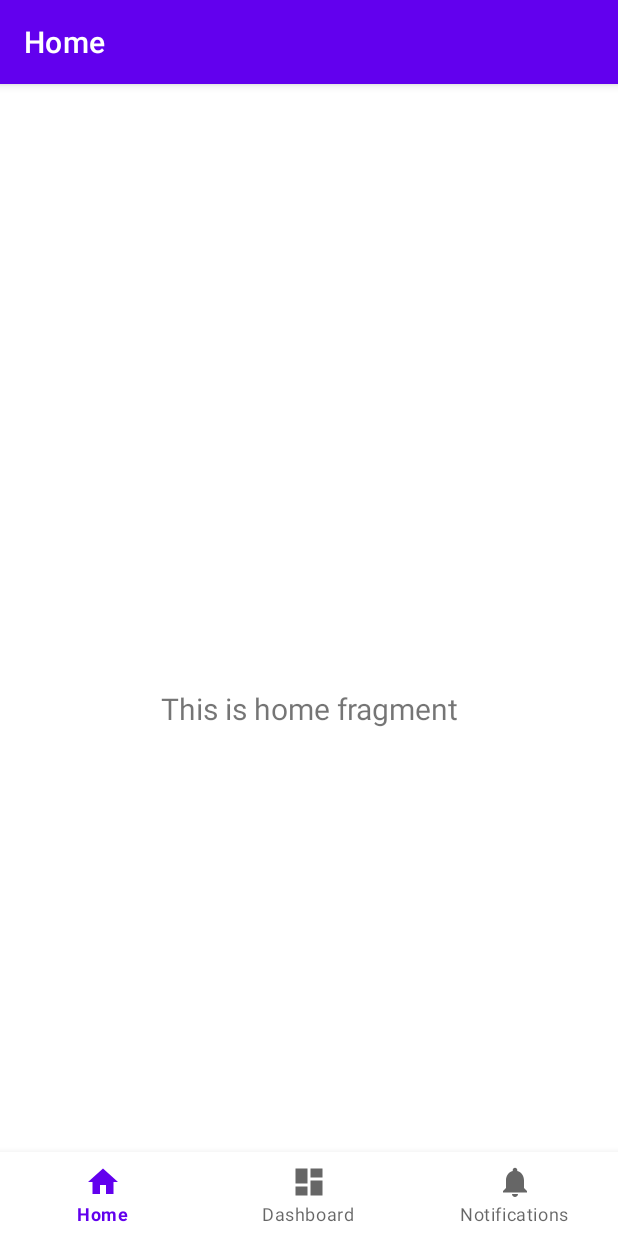
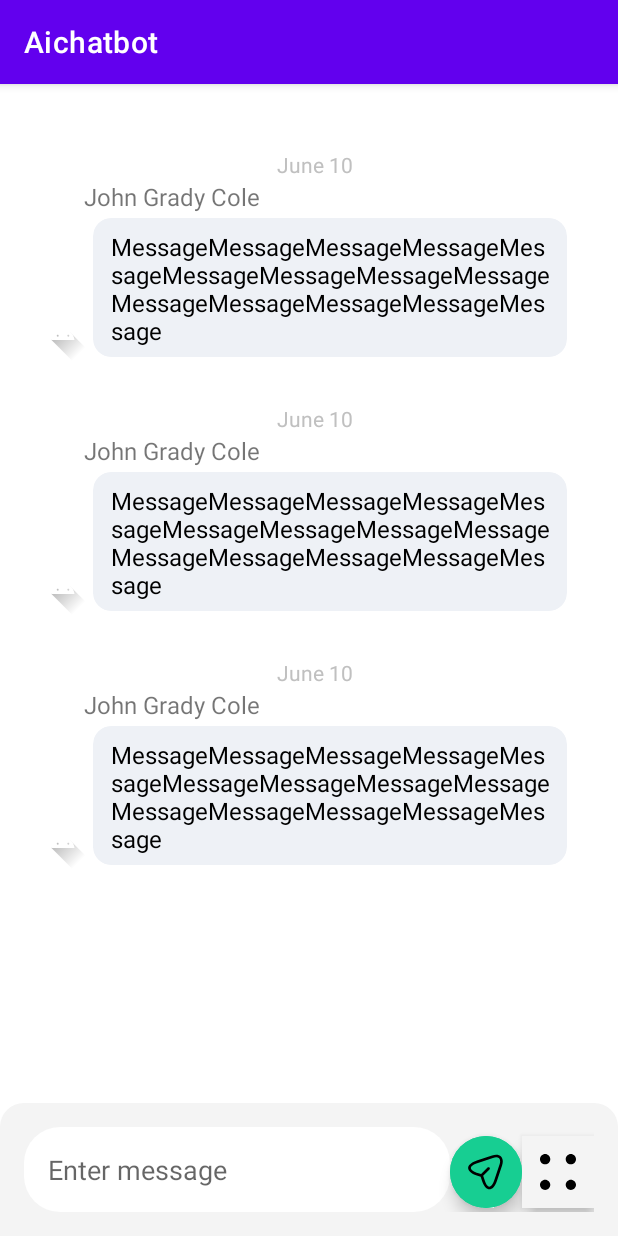
Before and after one commit to liang-zhihao/ai-chatbot, an Android app: the screen it shows after launch (MainActivity before the commit, MessageActivity after it), on a phone screen of 412 x 824 dp. Run offline under Robolectric (Android 15) with nearby library versions, the phone set to English and light mode, and no system bars; libraries missing offline, so code that uses them is left out: io.noties.markwon, org.commonmark.node; 4 statements that could not run were skipped.

Commit message:
feat: add chat interface initially

```diff
--- a/Aichatbot/app/src/main/java/com/unimelb/aichatbot/MainActivity.java
+++ b/Aichatbot/app/src/main/java/com/unimelb/aichatbot/MainActivity.java
@@ -21,17 +21,17 @@ public class MainActivity extends AppCompatActivity {
         super.onCreate(savedInstanceState);
 
         binding = ActivityMainBinding.inflate(getLayoutInflater());
-        setContentView(binding.getRoot());
-
-        BottomNavigationView navView = findViewById(R.id.nav_view);
-        // Passing each menu ID as a set of Ids because each
-        // menu should be considered as top level destinations.
-        AppBarConfiguration appBarConfiguration = new AppBarConfiguration.Builder(
-                R.id.navigation_home, R.id.navigation_dashboard, R.id.navigation_notifications)
-                .build();
-        NavController navController = Navigation.findNavController(this, R.id.nav_host_fragment_activity_main);
-        NavigationUI.setupActionBarWithNavController(this, navController, appBarConfiguration);
-        NavigationUI.setupWithNavController(binding.navView, navController);
+//        setContentView(binding.getRoot());
+        setContentView(R.layout.layout_chat_box);
+//        BottomNavigationView navView = findViewById(R.id.nav_view);
+//        // Passing each menu ID as a set of Ids because each
+//        // menu should be considered as top level destinations.
+//        AppBarConfiguration appBarConfiguration = new AppBarConfiguration.Builder(
+//                R.id.navigation_home, R.id.navigation_dashboard, R.id.navigation_notifications)
+//                .build();
+//        NavController navController = Navigation.findNavController(this, R.id.nav_host_fragment_activity_main);
+//        NavigationUI.setupActionBarWithNavController(this, navController, appBarConfiguration);
+//        NavigationUI.setupWithNavController(binding.navView, navController);
     }
 
 }
--- /dev/null
+++ b/Aichatbot/app/src/main/java/com/unimelb/aichatbot/MessageActivity.java
@@ -0,0 +1,80 @@
+package com.unimelb.aichatbot;
+
+import android.os.Bundle;
+import android.text.Spanned;
+import android.view.View;
+import android.widget.EditText;
+import androidx.appcompat.app.AppCompatActivity;
+import androidx.recyclerview.widget.LinearLayoutManager;
+import androidx.recyclerview.widget.RecyclerView;
+import com.google.android.material.button.MaterialButton;
+
+import org.commonmark.node.Node;
+
+import java.util.ArrayList;
+import java.util.List;
+
+import io.noties.markwon.Markwon;
+
+public class MessageActivity extends AppCompatActivity {
+
+    // Define views as member variables
+    private RecyclerView messageRecyclerView;
+    private EditText messageEditText;
+    private MaterialButton sendMessageButton;
+    private MaterialButton groupButton;
+
+    @Override
+    protected void onCreate(Bundle savedInstanceState) {
+        super.onCreate(savedInstanceState);
+        setContentView(R.layout.layout_chat_box);  // Change with your actual layout file name
+
+        // Initialize views using findViewById
+        messageRecyclerView = findViewById(R.id.message_recycler_view);
+        messageEditText = findViewById(R.id.message_edit_text);
+        sendMessageButton = findViewById(R.id.send_message_button);
+        groupButton = findViewById(R.id.message_more_options_button);
+
+
+        List<MessageAdapter.Message> messages = new ArrayList<>();
+
+
+
+        messages.add(new MessageAdapter.Message("June 11", "John Doe", "**Hello there!**", "9:00"));
+        messages.add(new MessageAdapter.Message("June 10", "John Grady Cole", "Message Text 1", "8:00"));
+        messages.add(new MessageAdapter.Message("June 11", "John Doe", "Message Text 2", "9:00"));
+
+// Add more messages as needed
+        MessageAdapter messageAdapter = new MessageAdapter(this, messages);
+        messageRecyclerView.setAdapter(messageAdapter);
+        messageRecyclerView.setLayoutManager(new LinearLayoutManager(this));
+
+
+        // Setting up RecyclerView (You will need to set up an adapter for it)
+        // messageRecyclerView.setAdapter(yourAdapter);
+        // messageRecyclerView.setLayoutManager(new LinearLayoutManager(this));
+
+        // Setting click listener for the send message button
+        sendMessageButton.setOnClickListener(new View.OnClickListener() {
+            @Override
+            public void onClick(View v) {
+                // Handle send button click event here
+                // For instance, you might want to send the message from the EditText to your backend or database
+                String message = messageEditText.getText().toString();
+                if (!message.isEmpty()) {
+                    // Your message sending logic here
+                    messageEditText.setText("");  // Clear the EditText after sending
+                }
+            }
+        });
+
+        // Setting click listener for the group button
+        groupButton.setOnClickListener(new View.OnClickListener() {
+            @Override
+            public void onClick(View v) {
+                // Handle group button click event here
+                // Perhaps you want to open a group chat or show group options
+            }
+        });
+    }
+}
--- /dev/null
+++ b/Aichatbot/app/src/main/java/com/unimelb/aichatbot/MessageAdapter.java
@@ -0,0 +1,111 @@
+package com.unimelb.aichatbot;
+
+import android.content.Context;
+import android.view.LayoutInflater;
+import android.view.View;
+import android.view.ViewGroup;
+import android.widget.ImageView;
+import android.widget.TextView;
+import androidx.annotation.NonNull;
+import androidx.cardview.widget.CardView;
+import androidx.recyclerview.widget.RecyclerView;
+import java.util.List;
+
+import io.noties.markwon.Markwon;
+
+public class MessageAdapter extends RecyclerView.Adapter<MessageAdapter.MessageViewHolder> {
+
+    private List<Message> messageList;
+    private Context context;
+
+    // Constructor to initialize the message list and context
+    public MessageAdapter(Context context, List<Message> messageList) {
+        this.context = context;
+        this.messageList = messageList;
+    }
+
+    @NonNull
+    @Override
+    public MessageViewHolder onCreateViewHolder(@NonNull ViewGroup parent, int viewType) {
+        View view = LayoutInflater.from(context).inflate(R.layout.layout_message_box, parent, false);
+        return new MessageViewHolder(view);
+    }
+
+    @Override
+    public void onBindViewHolder(@NonNull MessageViewHolder holder, int position) {
+        Message message = messageList.get(position);
+// obtain an instance of Markwon
+        final Markwon markwon = Markwon.create(context);
+
+// set markdown
+        markwon.setMarkdown(holder.dateTextView, message.getDate());
+        markwon.setMarkdown(holder.userNameTextView, message.getUserName());
+        markwon.setMarkdown(holder.messageTextView, message.getMessageText());
+//        markwon.setMarkdown(holder.timestampTextView, message.getTimestamp());
+//        holder.userNameTextView.setText(message.getUserName());
+//        holder.messageTextView.setText(message.getMessageText());
+        // Set image resource if you have one
+        // holder.profileImageView.setImageResource(message.getImageResource());
+    }
+
+    @Override
+    public int getItemCount() {
+        return messageList.size();
+    }
+
+    static class MessageViewHolder extends RecyclerView.ViewHolder {
+
+        TextView dateTextView;
+        ImageView profileImageView;
+        TextView userNameTextView;
+        CardView messageCardView;
+        TextView messageTextView;
+
+        public MessageViewHolder(@NonNull View itemView) {
+            super(itemView);
+
+            dateTextView = itemView.findViewById(R.id.text_gchat_date_other);
+            profileImageView = itemView.findViewById(R.id.image_gchat_profile_other);
+            userNameTextView = itemView.findViewById(R.id.text_gchat_user_other);
+            messageCardView = itemView.findViewById(R.id.card_gchat_message_other);
+            messageTextView = itemView.findViewById(R.id.text_gchat_message_other);
+        }
+    }
+
+    // Create a Message class to hold the data for each message
+    public static class Message {
+        private String date;
+        private String userName;
+        private String messageText;
+        private String timestamp;
+        // private int imageResource; // If you have an image resource
+
+        public Message(String date, String userName, String messageText, String timestamp/*, int imageResource*/) {
+            this.date = date;
+            this.userName = userName;
+            this.messageText = messageText;
+            this.timestamp = timestamp;
+            // this.imageResource = imageResource;
+        }
+
+        public String getDate() {
+            return date;
+        }
+
+        public String getUserName() {
+            return userName;
+        }
+
+        public String getMessageText() {
+            return messageText;
+        }
+
+        public String getTimestamp() {
+            return timestamp;
+        }
+
+        // public int getImageResource() {
+        //     return imageResource;
+        // }
+    }
+}
--- /dev/null
+++ b/Aichatbot/app/src/main/res/drawable/ic_group.xml
@@ -0,0 +1,4 @@
+<vector android:height="24dp" android:viewportHeight="14"
+    android:viewportWidth="14" android:width="24dp" xmlns:android="http://schemas.android.com/apk/res/android">
+    <path android:fillColor="#000000" android:fillType="evenOdd" android:pathData="M0,2C0,0.9 0.9,0 2,0C3.1,0 4,0.9 4,2C4,3.1 3.1,4 2,4C0.9,4 0,3.1 0,2ZM10,2C10,0.9 10.9,0 12,0C13.1,0 14,0.9 14,2C14,3.1 13.1,4 12,4C10.9,4 10,3.1 10,2ZM2,10C0.9,10 0,10.9 0,12C0,13.1 0.9,14 2,14C3.1,14 4,13.1 4,12C4,10.9 3.1,10 2,10ZM10,12C10,10.9 10.9,10 12,10C13.1,10 14,10.9 14,12C14,13.1 13.1,14 12,14C10.9,14 10,13.1 10,12Z"/>
+</vector>
--- /dev/null
+++ b/Aichatbot/app/src/main/res/drawable/ic_launcher_foreground.xml
@@ -0,0 +1,30 @@
+<vector xmlns:android="http://schemas.android.com/apk/res/android"
+    xmlns:aapt="http://schemas.android.com/aapt"
+    android:width="108dp"
+    android:height="108dp"
+    android:viewportWidth="108"
+    android:viewportHeight="108">
+    <path android:pathData="M31,63.928c0,0 6.4,-11 12.1,-13.1c7.2,-2.6 26,-1.4 26,-1.4l38.1,38.1L107,108.928l-32,-1L31,63.928z">
+        <aapt:attr name="android:fillColor">
+            <gradient
+                android:endX="85.84757"
+                android:endY="92.4963"
+                android:startX="42.9492"
+                android:startY="49.59793"
+                android:type="linear">
+                <item
+                    android:color="#44000000"
+                    android:offset="0.0" />
+                <item
+                    android:color="#00000000"
+                    android:offset="1.0" />
+            </gradient>
+        </aapt:attr>
+    </path>
+    <path
+        android:fillColor="#FFFFFF"
+        android:fillType="nonZero"
+        android:pathData="M65.3,45.828l3.8,-6.6c0.2,-0.4 0.1,-0.9 -0.3,-1.1c-0.4,-0.2 -0.9,-0.1 -1.1,0.3l-3.9,6.7c-6.3,-2.8 -13.4,-2.8 -19.7,0l-3.9,-6.7c-0.2,-0.4 -0.7,-0.5 -1.1,-0.3C38.8,38.328 38.7,38.828 38.9,39.228l3.8,6.6C36.2,49.428 31.7,56.028 31,63.928h46C76.3,56.028 71.8,49.428 65.3,45.828zM43.4,57.328c-0.8,0 -1.5,-0.5 -1.8,-1.2c-0.3,-0.7 -0.1,-1.5 0.4,-2.1c0.5,-0.5 1.4,-0.7 2.1,-0.4c0.7,0.3 1.2,1 1.2,1.8C45.3,56.528 44.5,57.328 43.4,57.328L43.4,57.328zM64.6,57.328c-0.8,0 -1.5,-0.5 -1.8,-1.2s-0.1,-1.5 0.4,-2.1c0.5,-0.5 1.4,-0.7 2.1,-0.4c0.7,0.3 1.2,1 1.2,1.8C66.5,56.528 65.6,57.328 64.6,57.328L64.6,57.328z"
+        android:strokeWidth="1"
+        android:strokeColor="#00000000" />
+</vector>
--- /dev/null
+++ b/Aichatbot/app/src/main/res/drawable/ic_send_btn_24dp.xml
@@ -0,0 +1,4 @@
+<vector android:height="24dp" android:viewportHeight="20"
+    android:viewportWidth="20" android:width="24dp" xmlns:android="http://schemas.android.com/apk/res/android">
+    <path android:fillColor="#000000" android:fillType="evenOdd" android:pathData="M4.875,3.607L4.612,3.697C-1.517,5.859 -1.43,9.852 4.876,11.95L7.038,12.671L7.761,14.836C9.888,21.23 13.976,21.23 16.104,14.835L18.934,6.344C20.389,1.946 17.759,-0.687 13.365,0.777L4.875,3.607ZM17.574,5.674L17.511,5.871L14.681,14.361C14.546,14.767 14.408,15.139 14.267,15.479L14.097,15.872C12.757,18.821 11.203,18.883 9.853,16.056L9.682,15.68C9.54,15.353 9.401,14.993 9.265,14.601L8.431,12.101L11.933,8.588L12.006,8.504C12.223,8.21 12.199,7.793 11.932,7.528C11.639,7.235 11.164,7.236 10.871,7.529L7.291,11.119L7.254,11.162L5.35,10.527C4.944,10.392 4.572,10.254 4.232,10.114L3.839,9.944C0.576,8.462 0.848,6.723 4.656,5.277L5.111,5.112L13.84,2.2C16.993,1.149 18.514,2.584 17.574,5.674Z"/>
+</vector>
--- /dev/null
+++ b/Aichatbot/app/src/main/res/drawable/message_box_layout_background.xml
@@ -0,0 +1,14 @@
+<?xml version="1.0" encoding="utf-8"?>
+<layer-list xmlns:android="http://schemas.android.com/apk/res/android">
+    <item>
+        <shape
+            android:shape="rectangle">
+            <solid android:color="@color/cultured" />
+            <corners
+                android:topLeftRadius="16dp"
+                android:topRightRadius="16dp"
+                android:bottomLeftRadius="0dp"
+                android:bottomRightRadius="0dp" />
+        </shape>
+    </item>
+</layer-list>
--- /dev/null
+++ b/Aichatbot/app/src/main/res/drawable/oval_edittext_background.xml
@@ -0,0 +1,10 @@
+<?xml version="1.0" encoding="utf-8"?>
+<selector xmlns:android="http://schemas.android.com/apk/res/android">
+    <item>
+        <shape android:shape="rectangle">
+            <solid android:color="@android:color/white" />
+            <corners android:radius="24dp" />
+        </shape>
+    </item>
+</selector>
+<!-- Compare this snippet from app\src\main\res\drawable\oval_edittext_background.xml: -->
--- /dev/null
+++ b/Aichatbot/app/src/main/res/drawable/rectangle.xml
@@ -0,0 +1,2 @@
+<?xml version="1.0" encoding="utf-8"?>
+<vector xmlns:android="http://schemas.android.com/apk/res/android" />
--- /dev/null
+++ b/Aichatbot/app/src/main/res/drawable/send_button_background.xml
@@ -0,0 +1,10 @@
+<?xml version="1.0" encoding="utf-8"?>
+<selector xmlns:android="http://schemas.android.com/apk/res/android">
+    <item>
+        <shape android:shape="oval">
+            <solid android:color="@android:color/white" />
+            <corners android:radius="90dp" />
+
+        </shape>
+    </item>
+</selector>
--- /dev/null
+++ b/Aichatbot/app/src/main/res/layout/layout_chat_box.xml
@@ -0,0 +1,63 @@
+<?xml version="1.0" encoding="utf-8"?>
+<androidx.constraintlayout.widget.ConstraintLayout xmlns:android="http://schemas.android.com/apk/res/android"
+    xmlns:app="http://schemas.android.com/apk/res-auto"
+    xmlns:tools="http://schemas.android.com/tools"
+    android:layout_width="match_parent"
+    android:layout_height="match_parent">
+
+    <!-- RecyclerView to display a list of messages or other content -->
+    <androidx.recyclerview.widget.RecyclerView
+        android:id="@+id/message_recycler_view"
+        android:layout_width="match_parent"
+        android:layout_height="0dp"
+        android:padding="16dp"
+        app:layout_constraintBottom_toTopOf="@+id/message_input_layout"
+        app:layout_constraintStart_toStartOf="parent"
+        app:layout_constraintTop_toTopOf="parent" />
+
+    <!-- LinearLayout to contain the message input field and send button -->
+    <LinearLayout
+        android:id="@+id/message_input_layout"
+        android:layout_width="match_parent"
+        android:layout_height="wrap_content"
+        android:background="@drawable/message_box_layout_background"
+        android:orientation="horizontal"
+        android:padding="16dp"
+        app:layout_constraintBottom_toBottomOf="parent"
+        app:layout_constraintEnd_toEndOf="parent"
+        app:layout_constraintStart_toStartOf="parent">
+
+        <!-- EditText field for inputting messages -->
+        <EditText
+            android:id="@+id/message_edit_text"
+            android:layout_width="0dp"
+            android:layout_height="wrap_content"
+            android:layout_weight="1"
+            android:background="@drawable/oval_edittext_background"
+            android:hint="Enter message"
+            android:padding="16dp" />
+
+        <!-- Send button with a specific icon and background color -->
+        <com.google.android.material.button.MaterialButton
+            style="@style/Widget.MaterialComponents.ExtendedFloatingActionButton"
+            android:id="@+id/send_message_button"
+            app:cornerRadius="28dp"
+            android:layout_width="48dp"
+            android:layout_height="48dp"
+            app:icon="@drawable/ic_send_btn_24dp"
+            android:backgroundTint="@color/primary"
+            android:gravity="center"
+            android:paddingStart="12dp" />
+
+        <!-- Additional button with a group icon and different background color -->
+        <com.google.android.material.button.MaterialButton
+            style="@style/Widget.MaterialComponents.ExtendedFloatingActionButton"
+            android:id="@+id/message_more_options_button"
+            android:layout_width="48dp"
+            android:layout_height="48dp"
+            app:icon="@drawable/ic_group"
+            android:backgroundTint="@color/cultured"
+            android:gravity="center"
+            android:paddingStart="12dp" />
+    </LinearLayout>
+</androidx.constraintlayout.widget.ConstraintLayout>
--- /dev/null
+++ b/Aichatbot/app/src/main/res/layout/layout_message_box.xml
@@ -0,0 +1,80 @@
+<?xml version="1.0" encoding="utf-8"?>
+<androidx.constraintlayout.widget.ConstraintLayout xmlns:android="http://schemas.android.com/apk/res/android"
+    xmlns:app="http://schemas.android.com/apk/res-auto"
+    xmlns:tools="http://schemas.android.com/tools"
+    android:layout_width="match_parent"
+    android:layout_height="wrap_content"
+    android:layout_marginStart="8dp"
+    android:layout_marginTop="16dp">
+
+    <TextView
+        android:id="@+id/text_gchat_date_other"
+        android:layout_width="wrap_content"
+        android:layout_height="wrap_content"
+        android:layout_marginTop="8dp"
+        android:paddingStart="8dp"
+        android:paddingTop="4dp"
+        android:paddingEnd="8dp"
+        android:paddingBottom="4dp"
+        android:text="June 10"
+        android:textColor="#C0C0C0"
+        app:layout_constraintEnd_toEndOf="parent"
+        app:layout_constraintStart_toStartOf="parent"
+        app:layout_constraintTop_toTopOf="parent" />
+
+    <TextView
+        android:id="@+id/text_gchat_user_other"
+        android:layout_width="wrap_content"
+        android:layout_height="wrap_content"
+        android:layout_marginTop="32dp"
+        android:text="John Grady Cole"
+        android:textSize="16sp"
+        app:layout_constraintEnd_toEndOf="parent"
+        app:layout_constraintHorizontal_bias="0.125"
+        app:layout_constraintStart_toStartOf="parent"
+        app:layout_constraintTop_toTopOf="parent" />
+
+    <ImageView
+        android:id="@+id/image_gchat_profile_other"
+        android:layout_width="36dp"
+        android:layout_height="36dp"
+        android:contentDescription="User Icon"
+        app:layout_constraintBottom_toBottomOf="parent"
+        app:layout_constraintStart_toStartOf="parent"
+        app:srcCompat="@drawable/ic_launcher_foreground" />
+
+    <androidx.cardview.widget.CardView
+        android:id="@+id/card_gchat_message_other"
+        android:layout_width="320dp"
+        android:layout_height="99dp"
+        app:cardBackgroundColor="#eef1f6"
+        app:cardCornerRadius="12dp"
+        app:cardElevation="0dp"
+        app:cardPreventCornerOverlap="false"
+        app:cardUseCompatPadding="true"
+        app:layout_constraintStart_toEndOf="@+id/image_gchat_profile_other"
+        app:layout_constraintTop_toBottomOf="@+id/text_gchat_user_other">
+
+        <LinearLayout
+            android:id="@+id/layout_gchat_container_other"
+            android:layout_width="320dp"
+            android:layout_height="wrap_content"
+            android:orientation="vertical">
+
+            <TextView
+                android:id="@+id/text_gchat_message_other"
+                android:layout_width="320dp"
+                android:layout_height="wrap_content"
+                android:layout_marginBottom="8dp"
+                android:maxWidth="260dp"
+                android:paddingLeft="12dp"
+                android:paddingTop="8dp"
+                android:paddingRight="12dp"
+                android:text="MessageMessageMessageMessageMessageMessageMessageMessageMessageMessageMessageMessageMessageMessage"
+                android:textColor="#000000"
+                android:textSize="16sp" />
+
+        </LinearLayout>
+    </androidx.cardview.widget.CardView>
+
+</androidx.constraintlayout.widget.ConstraintLayout>
--- /dev/null
+++ b/Aichatbot/app/src/main/res/layout/layout_right_side_message_box.xml
@@ -0,0 +1,59 @@
+<?xml version="1.0" encoding="utf-8"?>
+<androidx.constraintlayout.widget.ConstraintLayout xmlns:android="http://schemas.android.com/apk/res/android"
+    xmlns:app="http://schemas.android.com/apk/res-auto"
+    xmlns:tools="http://schemas.android.com/tools"
+    android:layout_width="match_parent"
+    android:layout_height="wrap_content"
+    android:layout_marginStart="8dp"
+    android:layout_marginTop="16dp">
+
+    <TextView
+        android:id="@+id/text_gchat_date_other"
+        android:layout_width="wrap_content"
+        android:layout_height="wrap_content"
+        android:layout_marginTop="8dp"
+        android:paddingStart="8dp"
+        android:paddingTop="4dp"
+        android:paddingEnd="8dp"
+        android:paddingBottom="4dp"
+        android:text="June 10"
+        android:textColor="#C0C0C0"
+        app:layout_constraintEnd_toEndOf="parent"
+        app:layout_constraintStart_toStartOf="parent"
+        app:layout_constraintTop_toTopOf="parent" />
+
+    <androidx.cardview.widget.CardView
+        android:id="@+id/card_gchat_message_other"
+        android:layout_width="320dp"
+        android:layout_height="99dp"
+        app:cardBackgroundColor="#eef1f6"
+        app:cardCornerRadius="12dp"
+        app:cardElevation="0dp"
+        app:cardPreventCornerOverlap="false"
+        app:cardUseCompatPadding="true"
+        app:layout_constraintEnd_toEndOf="parent"
+        tools:layout_editor_absoluteY="54dp">
+
+        <LinearLayout
+            android:id="@+id/layout_gchat_container_other"
+            android:layout_width="320dp"
+            android:layout_height="wrap_content"
+            android:orientation="vertical">
+
+            <TextView
+                android:id="@+id/text_gchat_message_other"
+                android:layout_width="320dp"
+                android:layout_height="wrap_content"
+                android:layout_marginBottom="8dp"
+                android:maxWidth="260dp"
+                android:paddingLeft="12dp"
+                android:paddingTop="8dp"
+                android:paddingRight="12dp"
+                android:text="MessageMessageMessageMessageMessageMessageMessageMessageMessageMessageMessageMessageMessageMessage"
+                android:textColor="#000000"
+                android:textSize="16sp" />
+
+        </LinearLayout>
+    </androidx.cardview.widget.CardView>
+
+</androidx.constraintlayout.widget.ConstraintLayout>
--- a/Aichatbot/app/src/main/res/values/colors.xml
+++ b/Aichatbot/app/src/main/res/values/colors.xml
@@ -7,4 +7,11 @@
     <color name="teal_700">#FF018786</color>
     <color name="black">#FF000000</color>
     <color name="white">#FFFFFFFF</color>
+    <color name="light_blue_400">#FF29B6F6</color>
+    <color name="light_blue_600">#FF039BE5</color>
+    <color name="gray_400">#FFBDBDBD</color>
+    <color name="gray_600">#FF757575</color>
+<!--    our project design system-->
+    <color name="cultured">#F4F4F4</color>
+    <color name="primary">#17CE92</color>
 </resources>
```
Also changed, not shown: Aichatbot/app/build.gradle (+21 -0 lines), Aichatbot/app/src/main/AndroidManifest.xml (+9 -0 lines).
